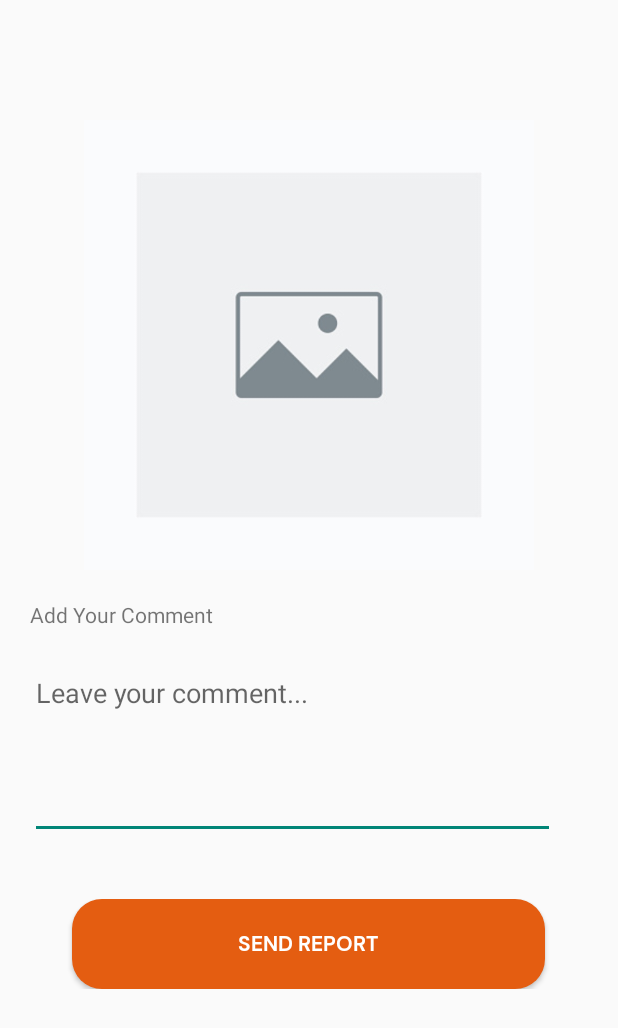
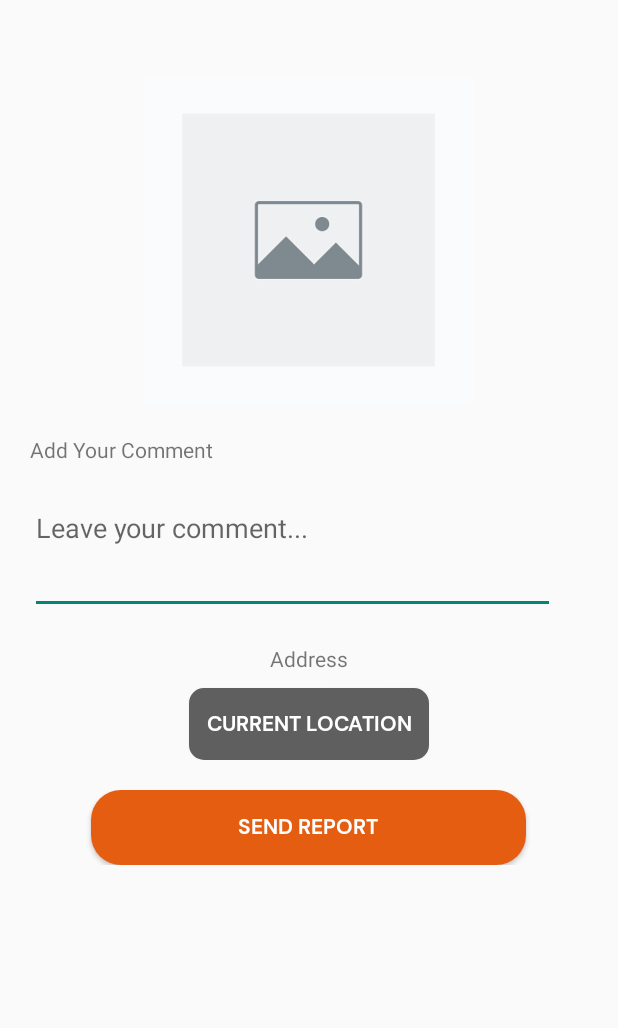
Before and after one commit to B2Yassine00/ReportsApp, an Android app: the AddReport screen opened directly, with no data from a screen before it, on a phone screen of 412 x 824 dp. Shown: the top 1028 px of the screen. Run offline under Robolectric (Android 15) with nearby library versions, the phone set to English and light mode, and no system bars; our stand-ins replace Firebase (no records; nobody signed in at launch, a user with empty details on screens opened directly); libraries missing offline, so code that uses them is left out: com.theartofdev.edmodo.

Commit message:
added a new feature

```diff
--- /dev/null
+++ b/app/src/main/res/drawable/shape4.xml
@@ -0,0 +1,12 @@
+<?xml version="1.0" encoding="utf-8"?>
+<shape xmlns:android="http://schemas.android.com/apk/res/android">
+
+    <solid android:color="#605F5F" />
+
+    <corners
+        android:bottomLeftRadius="10dp"
+        android:bottomRightRadius="10dp"
+        android:topLeftRadius="10dp"
+        android:topRightRadius="10dp" />
+
+</shape>
--- a/app/src/main/res/layout/activity_add_report.xml
+++ b/app/src/main/res/layout/activity_add_report.xml
@@ -12,12 +12,12 @@
         android:layout_height="wrap_content"
         android:orientation="vertical"
         android:gravity="center_horizontal"
-        android:layout_marginTop="80dp">
+        android:layout_marginTop="50dp">
 
         <ImageView
             android:id="@+id/image_report"
-            android:layout_width="300dp"
-            android:layout_height="300dp"
+            android:layout_width="250dp"
+            android:layout_height="220dp"
             android:src="@drawable/placeholder"/>
     </LinearLayout>
     <TextView
@@ -28,22 +28,48 @@
         android:text="Add Your Comment"/>
 
     <EditText
+        android:id="@+id/comment"
         android:layout_width="350dp"
-        android:layout_height="120dp"
+        android:layout_height="80dp"
         android:layout_marginTop="20dp"
         android:layout_marginStart="20dp"
         android:hint="Leave your comment..."
         android:gravity="start"/>
+<LinearLayout
+    android:layout_width="match_parent"
+    android:layout_height="wrap_content"
+    android:orientation="vertical"
+    android:gravity="center_horizontal"
+    android:layout_marginTop="20dp">
+    <TextView
+        android:id="@+id/address"
+        android:layout_width="wrap_content"
+        android:layout_height="wrap_content"
+        android:layout_marginBottom="10dp"
+        android:text="Address"/>
+
+    <Button
+        android:id="@+id/getLocation"
+        android:layout_width="160dp"
+        android:layout_height="wrap_content"
+        android:text="Current Location"
+        android:textColor="@color/white"
+        android:background="@drawable/shape4"
+        android:fontFamily="@font/dmsansbold"/>
+
+</LinearLayout>
 
     <LinearLayout
         android:layout_width="match_parent"
         android:layout_height="wrap_content"
 
-        android:layout_marginTop="40dp"
+        android:layout_marginTop="20dp"
         android:gravity="center_horizontal">
+
     <Button
-        android:layout_width="315dp"
-        android:layout_height="60dp"
+        android:id="@+id/send_button"
+        android:layout_width="290dp"
+        android:layout_height="50dp"
         android:text="Send report"
         android:textColor="@color/white"
         android:background="@drawable/shape2"
--- a/app/src/main/res/layout/activity_main.xml
+++ b/app/src/main/res/layout/activity_main.xml
@@ -18,13 +18,12 @@
                 android:layout_width="wrap_content"
                 android:layout_height="wrap_content"
                 android:src="@drawable/repports"
-                android:layout_marginTop="100dp"/>
+                android:layout_marginTop="50dp"/>
 
             <TextView
                 android:layout_width="wrap_content"
                 android:layout_height="wrap_content"
                 android:text="Report security incident here"
-                android:layout_marginTop="15dp"
                 android:fontFamily="@font/dmsansreg"
                 android:textColor="#E45D11"
                 android:textSize="25dp"
```
Also changed, not shown: app/build.gradle (+8 -1 lines), app/src/main/AndroidManifest.xml (+12 -1 lines), app/src/main/java/com/example/reportsapp/AddReport.java (+399 -8 lines), app/src/main/java/com/example/reportsapp/Report.java (added, +93 -0 lines), settings.gradle (+7 -0 lines), 1 other file.
